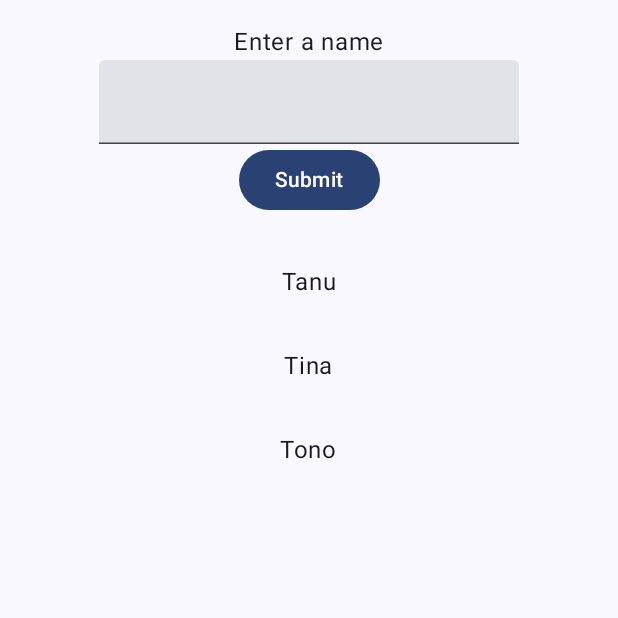
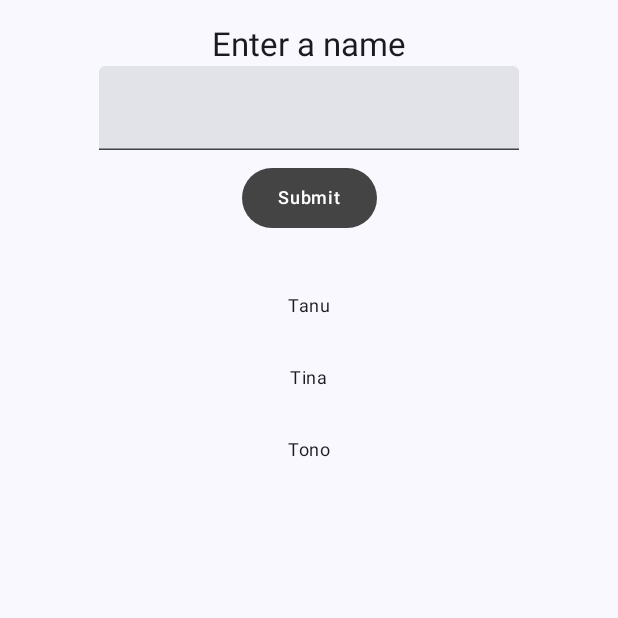
Before and after one commit to Jiira13/LAB_WEEK_9, an Android app built with Jetpack Compose: the screen it shows after launch (MainActivity), on a phone screen of 412 x 824 dp, the top half of it. Run offline under Robolectric (Android 15) with nearby library versions, the phone set to English and light mode, and no system bars.

Commit message:
Commit No. 3 – UI Element and Theme

```diff
--- a/app/src/main/java/com/jimmy/lab_week_9/MainActivity.kt
+++ b/app/src/main/java/com/jimmy/lab_week_9/MainActivity.kt
@@ -29,6 +29,9 @@ import androidx.compose.ui.text.input.KeyboardType
 import androidx.compose.ui.tooling.preview.Preview
 import androidx.compose.ui.unit.dp
 import com.jimmy.lab_week_9.ui.theme.LAB_WEEK_9Theme
+import com.jimmy.lab_week_9.ui.theme.OnBackgroundItemText
+import com.jimmy.lab_week_9.ui.theme.OnBackgroundTitleText
+import com.jimmy.lab_week_9.ui.theme.PrimaryTextButton
 
 class MainActivity : ComponentActivity() {
     override fun onCreate(savedInstanceState: Bundle?) {
@@ -85,7 +88,7 @@ fun HomeContent(
                 modifier = Modifier.padding(16.dp).fillMaxSize(),
                 horizontalAlignment = Alignment.CenterHorizontally
             ) {
-                Text(text = stringResource(
+                OnBackgroundTitleText(text = stringResource(
                     id = R.string.enter_item)
                 )
                 TextField(
@@ -95,10 +98,10 @@ fun HomeContent(
                     ),
                     onValueChange = { onInputValueChange(it) },
                 )
-                Button(onClick = { onButtonClick() }) {
-                    Text(text = stringResource(
-                        id = R.string.button_click)
-                    )
+                PrimaryTextButton(text = stringResource (
+                    id = R.string.button_click
+                )) {
+                    onButtonClick()
                 }
             }
         }
@@ -107,7 +110,7 @@ fun HomeContent(
                 modifier = Modifier.padding(16.dp).fillMaxSize(),
                 horizontalAlignment = Alignment.CenterHorizontally
             ) {
-                Text(text = item.name)
+                OnBackgroundItemText(text = item.name)
             }
         }
     }
--- /dev/null
+++ b/app/src/main/java/com/jimmy/lab_week_9/ui/theme/Elements.kt
@@ -0,0 +1,60 @@
+package com.jimmy.lab_week_9.ui.theme
+
+import androidx.compose.foundation.layout.padding
+import androidx.compose.material3.Button
+import androidx.compose.material3.ButtonDefaults
+import androidx.compose.material3.MaterialTheme
+import androidx.compose.material3.Text
+import androidx.compose.runtime.Composable
+import androidx.compose.ui.Modifier
+import androidx.compose.ui.graphics.Color
+import androidx.compose.ui.unit.dp
+
+//UI Element for displaying a title
+@Composable
+fun OnBackgroundTitleText(text: String) {
+    TitleText(text = text, color =
+        MaterialTheme.colorScheme.onBackground)
+}
+//Here, we use the titleLarge style from the typography
+@Composable
+fun TitleText(text: String, color: Color) {
+    Text(text = text, style =
+        MaterialTheme.typography.titleLarge, color = color)
+}
+//UI Element for displaying an item list
+@Composable
+fun OnBackgroundItemText(text: String) {
+    ItemText(text = text, color =
+        MaterialTheme.colorScheme.onBackground)
+}
+//Here, we use the bodySmall style from the typography
+@Composable
+fun ItemText(text: String, color: Color) {
+    Text(text = text, style =
+        MaterialTheme.typography.bodySmall, color = color)
+}
+//UI Element for displaying a button
+@Composable
+fun PrimaryTextButton(text: String, onClick: () -> Unit) {
+    TextButton(text = text,
+        textColor = Color.White,
+        onClick = onClick
+    )
+}
+//Here, we use the labelMedium style from the typography
+@Composable
+fun TextButton(text: String, textColor: Color, onClick: () -> Unit) {
+    Button(
+        onClick = onClick,
+        modifier = Modifier.padding(8.dp),
+        colors = ButtonDefaults
+            .buttonColors(
+                containerColor = Color.DarkGray,
+                contentColor = textColor
+            )
+    ) {
+        Text(text = text, style =
+            MaterialTheme.typography.labelMedium)
+    }
+}
```
